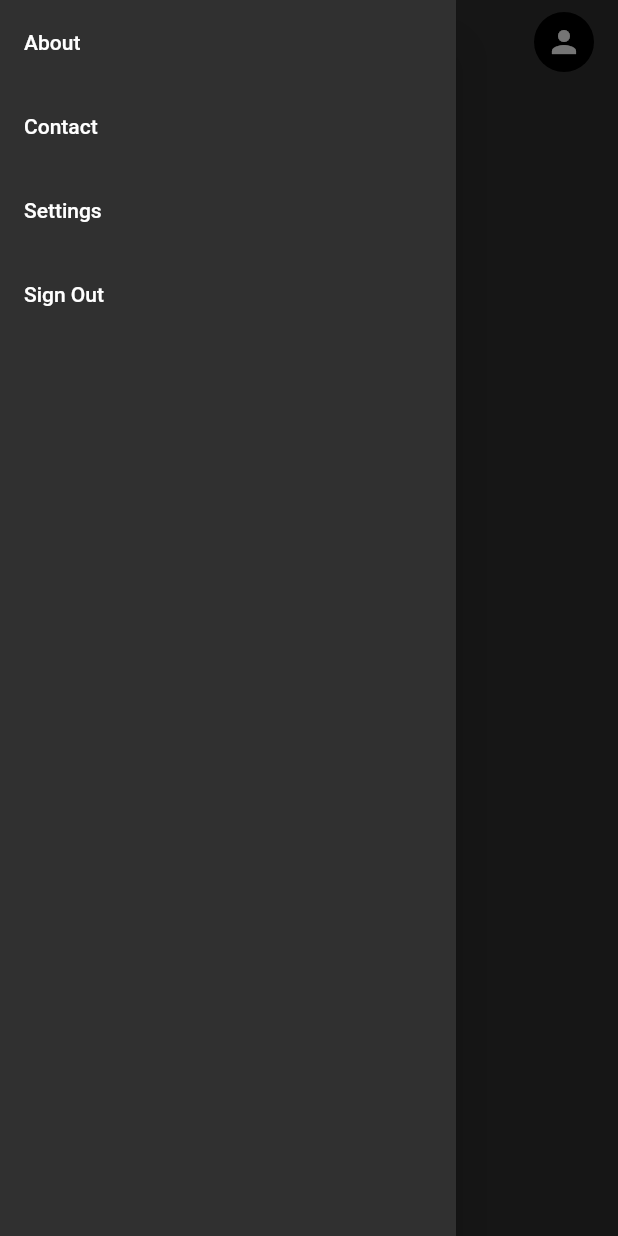
After one commit to fluttertemplates-dev/components, a Flutter app: the ResponsiveNavBarPage screen opened by its route, with the side drawer open, on a phone screen of 412 x 824 dp. The commit adds this screen. Run offline on Flutter 3.47's test engine with Material 2 defaults, Android fonts, the phone set to English and light mode, and no system bars.

Commit message:
added responsive navbar

```diff
--- /dev/null
+++ b/lib/components/navigation/nav_bar/responsive_nav_bar.dart
@@ -0,0 +1,100 @@
+import 'package:flutter/material.dart';
+
+class ResponsiveNavBarPage extends StatelessWidget {
+  ResponsiveNavBarPage({Key? key}) : super(key: key);
+
+  final GlobalKey<ScaffoldState> _scaffoldKey = GlobalKey<ScaffoldState>();
+
+  @override
+  Widget build(BuildContext context) {
+    final _width = MediaQuery.of(context).size.width;
+    final bool _isLargeScreen = _width > 800;
+
+    return Theme(
+      data: ThemeData.dark(),
+      child: Scaffold(
+        key: _scaffoldKey,
+        appBar: AppBar(
+          backgroundColor: Colors.transparent,
+          automaticallyImplyLeading: false,
+          elevation: 0,
+          titleSpacing: 0,
+          leading: _isLargeScreen
+              ? null
+              : IconButton(
+                  icon: const Icon(Icons.menu),
+                  onPressed: () => _scaffoldKey.currentState?.openDrawer(),
+                ),
+          title: Padding(
+            padding: const EdgeInsets.symmetric(horizontal: 16.0),
+            child: Row(
+              mainAxisAlignment: MainAxisAlignment.center,
+              children: [
+                const Text(
+                  "Logo",
+                  style: TextStyle(
+                      color: Colors.green, fontWeight: FontWeight.bold),
+                ),
+                if (_isLargeScreen) Expanded(child: _navBarItems())
+              ],
+            ),
+          ),
+          actions: [
+            Padding(
+              padding: const EdgeInsets.only(right: 16.0),
+              child: CircleAvatar(
+                  child: IconButton(
+                      onPressed: () {}, icon: const Icon(Icons.person))),
+            )
+          ],
+        ),
+        drawer: _isLargeScreen ? null : _drawer(),
+        body: const Center(
+          child: Text(
+            "Body",
+          ),
+        ),
+      ),
+    );
+  }
+
+  Widget _drawer() => Drawer(
+        child: ListView(
+          children: _menuItems
+              .map((item) => ListTile(
+                    onTap: () {
+                      _scaffoldKey.currentState?.openEndDrawer();
+                    },
+                    title: Text(item),
+                  ))
+              .toList(),
+        ),
+      );
+
+  Widget _navBarItems() => Row(
+        mainAxisAlignment: MainAxisAlignment.end,
+        crossAxisAlignment: CrossAxisAlignment.center,
+        children: _menuItems
+            .map(
+              (item) => InkWell(
+                onTap: () {},
+                child: Padding(
+                  padding: const EdgeInsets.symmetric(
+                      vertical: 24.0, horizontal: 16),
+                  child: Text(
+                    item,
+                    style: const TextStyle(fontSize: 18),
+                  ),
+                ),
+              ),
+            )
+            .toList(),
+      );
+}
+
+final List<String> _menuItems = <String>[
+  'About',
+  'Contact',
+  'Settings',
+  'Sign Out',
+];
--- a/lib/main.dart
+++ b/lib/main.dart
@@ -1,5 +1,7 @@
-import 'package:components/components/navigation_rail.dart';
 import 'package:flutter/material.dart';
+
+import 'components/navigation/side_bar/navigation_rail.dart';
+import 'components/navigation/nav_bar/responsive_nav_bar.dart';
 
 void main() {
   runApp(const MyApp());
@@ -24,7 +26,8 @@ class MyApp extends StatelessWidget {
 
 Map<String, Widget> _components = {
   '/': const _HomePage(),
-  '/nav-rail': const NavigationRailPage()
+  'navigation/side_bar/navigation_rail': const NavigationRailPage(),
+  'navigation/nav_bar/responsive_nav_bar': ResponsiveNavBarPage()
 };
 
 class _HomePage extends StatelessWidget {
```
Also changed, not shown: data.json (+5 -10 lines), lib/components/navigation/side_bar/navigation_rail.dart (renamed from lib/components/navigation_rail.dart).
